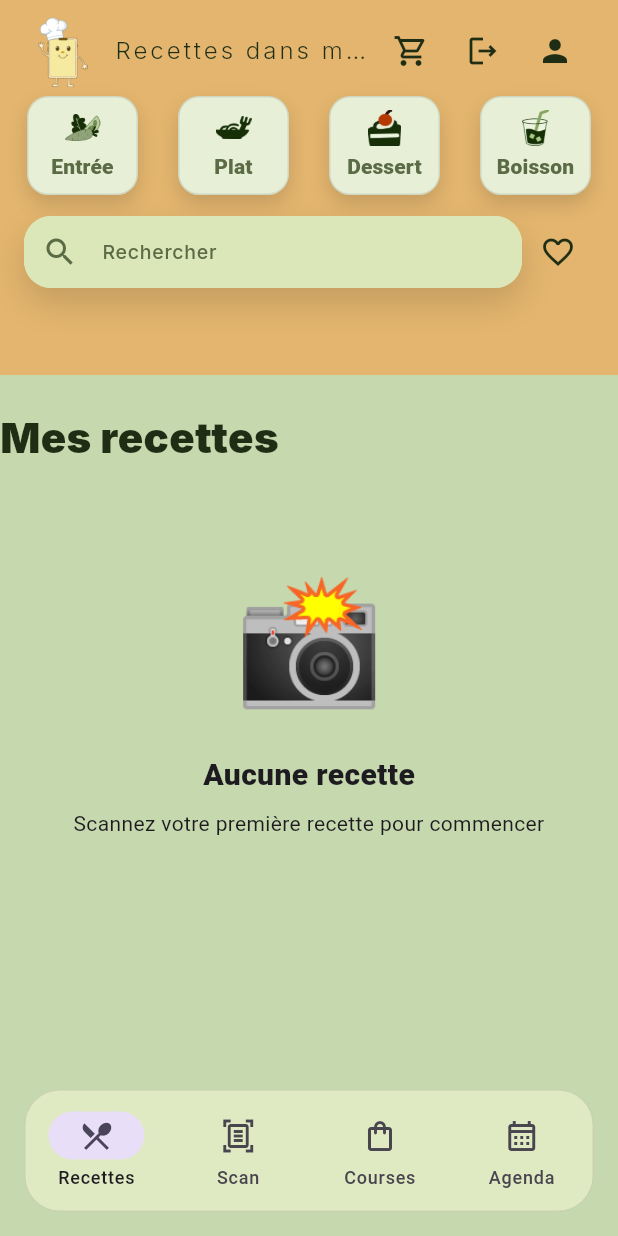
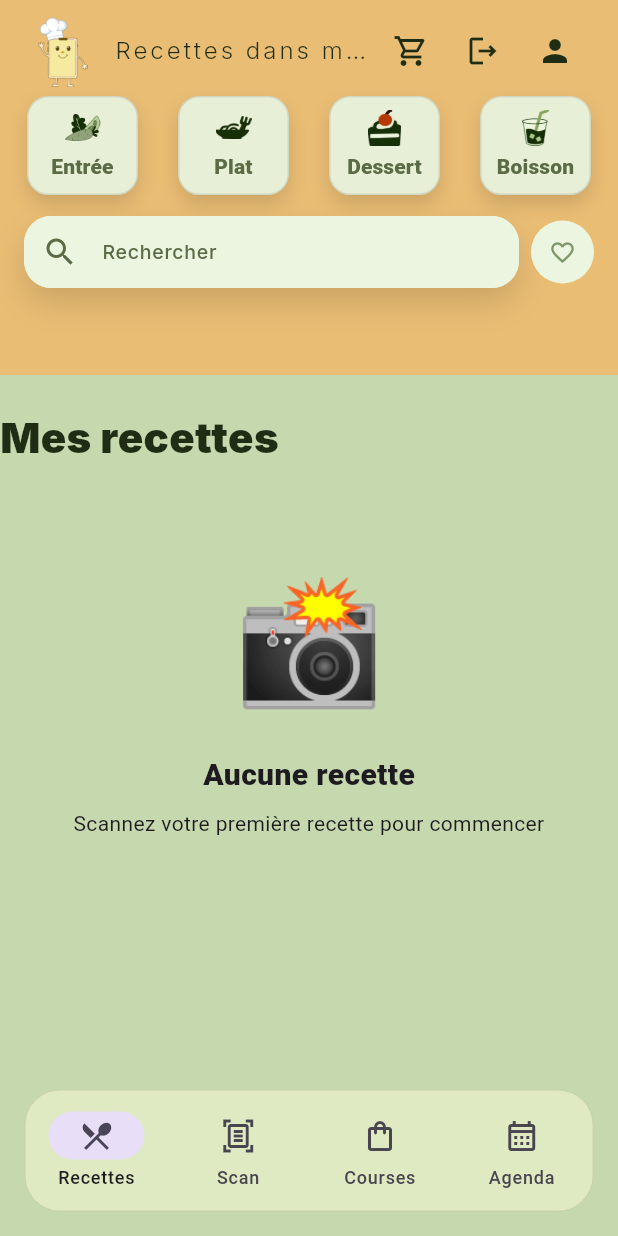
Before and after one commit to Mehdi-Mouilbeau/recettes_magiques, a Flutter app: the HomeScreen screen opened by its route, on a phone screen of 412 x 824 dp. Run offline on Flutter 3.47's test engine with Material 3 defaults, Android fonts, the light colour scheme and no system bars; our stand-ins replace cached_network_image, cloud_firestore, firebase_analytics, firebase_auth, firebase_core, firebase_storage and 4 more; missing offline and left inert: google_mlkit_text_recognition; accounts and stored records are empty.

Commit message:
correctif UI de la home et scan

```diff
--- a/lib/screens/account/account_controller.dart
+++ b/lib/screens/account/account_controller.dart
@@ -48,10 +48,6 @@ class AccountController extends ChangeNotifier {
     notifyListeners();
   }
 
-  @override
-  void dispose() {
-    super.dispose();
-  }
 
   void reset() {
     _isLoading = false;
--- a/lib/screens/agenda/agenda_screen.dart
+++ b/lib/screens/agenda/agenda_screen.dart
@@ -629,9 +629,7 @@ class _PlannerPickerSheetState extends State<_PlannerPickerSheet> {
                         child: ListTile(
                           leading: const Icon(Icons.restaurant),
                           title: Text(r.title),
-                          subtitle: r.category == null
-                              ? null
-                              : Text(r.category.toString().split('.').last),
+                          subtitle: Text(r.category.toString().split('.').last),
                           trailing: const Icon(Icons.add),
                           onTap: () async {
                             await widget.onSet(_selectedDay, _selectedSlot, r, _persons);
--- a/lib/screens/home/widgets/home_top_panel.dart
+++ b/lib/screens/home/widgets/home_top_panel.dart
@@ -20,8 +20,7 @@ class HomeTopPanel extends StatelessWidget {
 
   static const double height = 250;
 
-  static const Color _headerBg = Color(0xFFE3B56E);
-  static const Color _searchBg = Color(0xFFDBE6B9);
+  static const Color _searchBg = Color(0xFFEBF5DF);
 
   @override
   Widget build(BuildContext context) {
@@ -35,7 +34,7 @@ class HomeTopPanel extends StatelessWidget {
       child: SizedBox(
         height: height,
         child: DecoratedBox(
-          decoration: const BoxDecoration(color: _headerBg),
+          decoration: const BoxDecoration(color: AppColors.primaryHeader),
           child: SafeArea(
             bottom: false,
             child: LayoutBuilder(
@@ -174,7 +173,7 @@ class HomeTopPanel extends StatelessWidget {
                                     Expanded(
                                       child: Container(
                                         decoration: BoxDecoration(
-                                          color: _searchBg,
+                                          color: AppColors.secondaryHeader,
                                           borderRadius:
                                               BorderRadius.circular(18),
                                           boxShadow: const [
@@ -204,54 +203,40 @@ class HomeTopPanel extends StatelessWidget {
                                               borderSide: BorderSide.none,
                                             ),
                                             filled: true,
-                                            fillColor: _searchBg,
+                                            fillColor: AppColors.secondaryHeader,
                                             contentPadding:
                                                 const EdgeInsets.symmetric(
                                                     vertical: 12),
-                                            suffixIcon: Row(
-                                              mainAxisSize: MainAxisSize.min,
-                                              children: [
-                                                // IconButton(
-                                                //   tooltip: 'Ajouter',
-                                                //   onPressed: ingProv
-                                                //           .isLoadingSuggestions
-                                                //       ? null
-                                                //       : () => controller
-                                                //           .addFromField(
-                                                //               context),
-                                                //   icon: const Icon(
-                                                //     Icons.check_circle,
-                                                //     color: AppColors.text,
-                                                //   ),
-                                                // ),
-                                                // IconButton(
-                                                //   tooltip: 'Vider',
-                                                //   onPressed: () => controller
-                                                //       .clearItems(context),
-                                                //   icon: const Icon(
-                                                //     Icons.delete_outline,
-                                                //     color: AppColors.text,
-                                                //   ),
-                                                // ),
-                                                const SizedBox(width: 6),
-                                              ],
                                           ),
                                         ),
                                       ),
                                     ),
-                                    ),
-                                    IconButton(
-                                      tooltip: controller.showFavoritesOnly
+                                    const SizedBox(width: 8),
+                                    InkWell(
+                                      onTap: controller.toggleFavoritesOnly,
+                                      borderRadius: BorderRadius.circular(999),
+                                      child: Tooltip(
+                                        message: controller.showFavoritesOnly
                                             ? 'Afficher tout'
                                             : 'Afficher les favoris',
-                                      onPressed: controller.toggleFavoritesOnly,
-                                      icon: Icon(
+                                        child: Container(
+                                          width: 42,
+                                          height: 42,
+                                          decoration: BoxDecoration(
+                                            color: AppColors.secondaryHeader
+                                                ,
+                                            shape: BoxShape.circle,
+                                          ),
+                                          child: Icon(
                                             controller.showFavoritesOnly
                                                 ? Icons.favorite
                                                 : Icons.favorite_border,
-                                        color: AppColors.text,
+                                            color: AppColors.test,
+                                            size: 18,
                                           ),
                                         ),
+                                      ),
+                                    )
                                   ],
                                 ),
                               ),
--- a/lib/services/shopping_list_service.dart
+++ b/lib/services/shopping_list_service.dart
@@ -1,4 +1,3 @@
-import 'dart:math';
 import 'package:flutter/foundation.dart';
 import 'package:recette_magique/models/recipe_model.dart';
 
--- a/lib/theme.dart
+++ b/lib/theme.dart
@@ -71,8 +71,10 @@ class AppColors {
   static const Color bgTop = Color(0xFFBAD4AA);
   static const Color bgBottom = Color(0xFFE0E0C7);
 
-  static const Color homeHeader = Color(0xFFE3B56E); // orange bandeau
-  static const Color homeSearch = Color(0xFFDBE6B9); // barre recherche
+  static const Color primaryHeader = Color(0xFFEABD74);
+  static const Color secondaryHeader = Color(0xFFEBF5DF);
+static const Color test = Color(0xFF7F9869);
+
 
   static const LinearGradient bgGradient = LinearGradient(
     begin: Alignment.topCenter,
```
Also changed, not shown: lib/screens/scan/scan_screen.dart (+53 -26 lines). Lines whose indentation alone changed are shown as unchanged.
